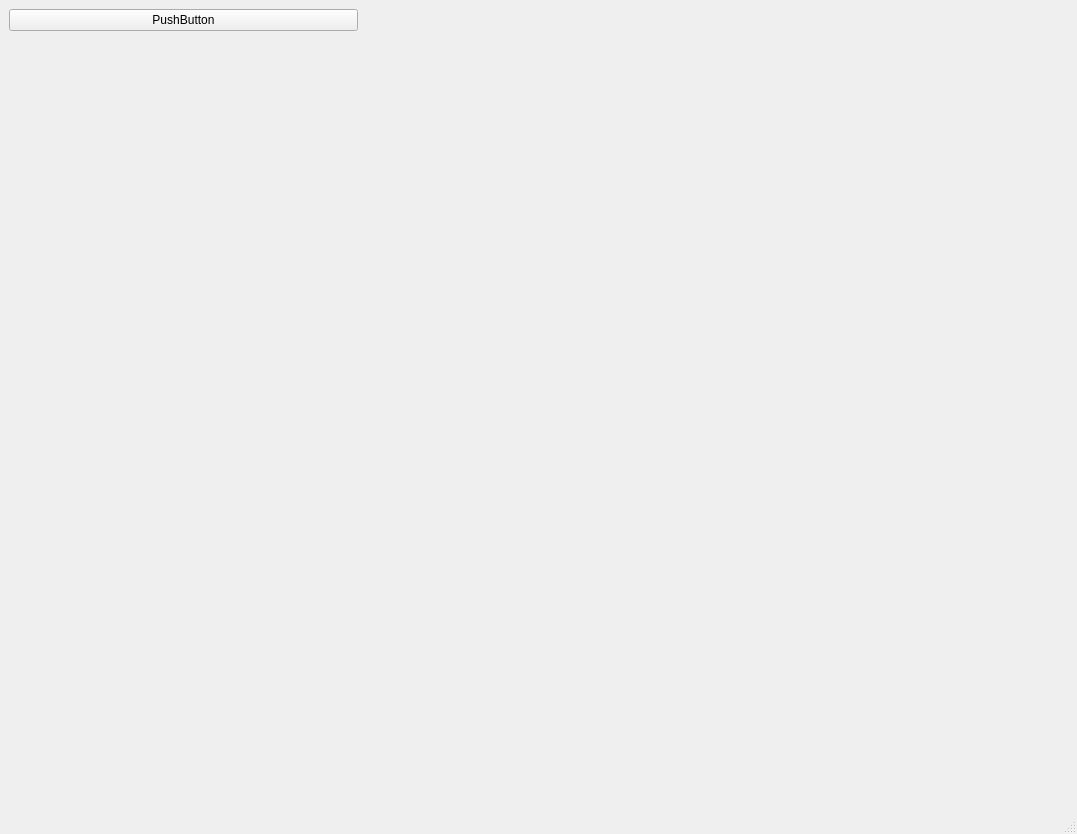
Before: the Qt Designer form test_file_open.ui in wtjang/Wafer-viewer, drawn with Qt 5.
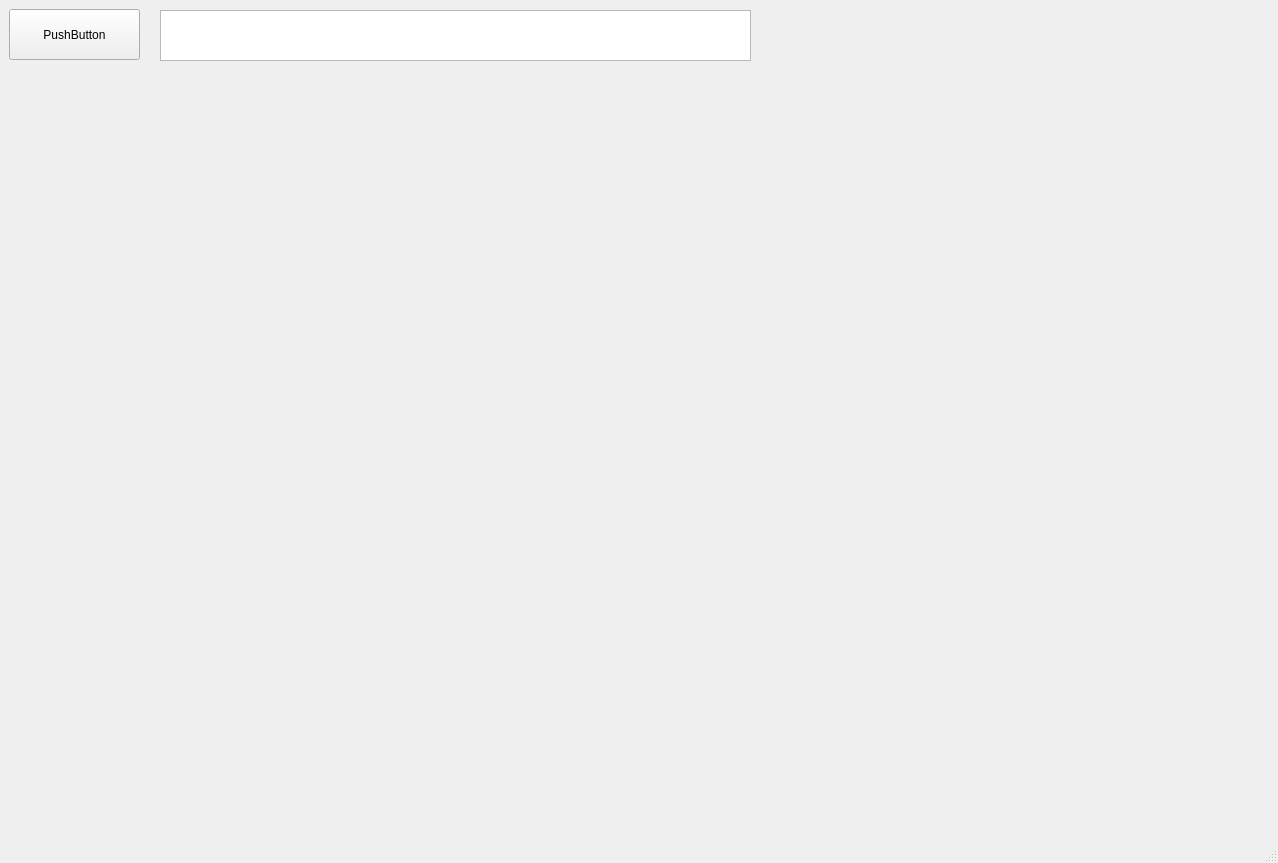
After: the same form once the commit is applied.

```diff
--- a/test_file_open.ui
+++ b/test_file_open.ui
@@ -6,50 +6,59 @@
    <rect>
     <x>0</x>
     <y>0</y>
-    <width>1077</width>
-    <height>834</height>
+    <width>1278</width>
+    <height>863</height>
    </rect>
   </property>
   <property name="windowTitle">
    <string>MainWindow</string>
   </property>
   <widget class="QWidget" name="centralwidget">
-   <layout class="QGridLayout" name="gridLayout">
-    <item row="0" column="0">
      <widget class="QPushButton" name="pushButton">
+    <property name="geometry">
+     <rect>
+      <x>9</x>
+      <y>9</y>
+      <width>131</width>
+      <height>51</height>
+     </rect>
+    </property>
       <property name="text">
        <string>PushButton</string>
       </property>
      </widget>
-    </item>
-    <item row="0" column="1" colspan="2">
-     <widget class="QWidget" name="widget_7" native="true"/>
-    </item>
-    <item row="1" column="0">
-     <widget class="QWidget" name="widget_6" native="true"/>
-    </item>
-    <item row="1" column="1">
      <widget class="QWidget" name="widget" native="true">
+    <property name="geometry">
+     <rect>
+      <x>160</x>
+      <y>70</y>
+      <width>591</width>
+      <height>461</height>
+     </rect>
+    </property>
       <layout class="QGridLayout" name="mplvl"/>
      </widget>
-    </item>
-    <item row="1" column="2">
      <widget class="QWidget" name="widget_2" native="true">
+    <property name="geometry">
+     <rect>
+      <x>780</x>
+      <y>70</y>
+      <width>441</width>
+      <height>461</height>
+     </rect>
+    </property>
       <layout class="QGridLayout" name="mplvl_2"/>
      </widget>
-    </item>
-    <item row="2" column="0">
-     <widget class="QWidget" name="widget_3" native="true">
-      <layout class="QGridLayout" name="mplvl_4"/>
-     </widget>
-    </item>
-    <item row="2" column="1">
-     <widget class="QWidget" name="widget_4" native="true"/>
-    </item>
-    <item row="2" column="2">
-     <widget class="QWidget" name="widget_5" native="true"/>
-    </item>
-   </layout>
+   <widget class="QTableWidget" name="tableWidget">
+    <property name="geometry">
+     <rect>
+      <x>160</x>
+      <y>10</y>
+      <width>591</width>
+      <height>51</height>
+     </rect>
+    </property>
+   </widget>
   </widget>
   <widget class="QMenuBar" name="menubar">
    <property name="geometry">
```
Left out of the diff: 2 changed lines with no effect on the pictures. Lines whose indentation alone changed are shown as unchanged.
